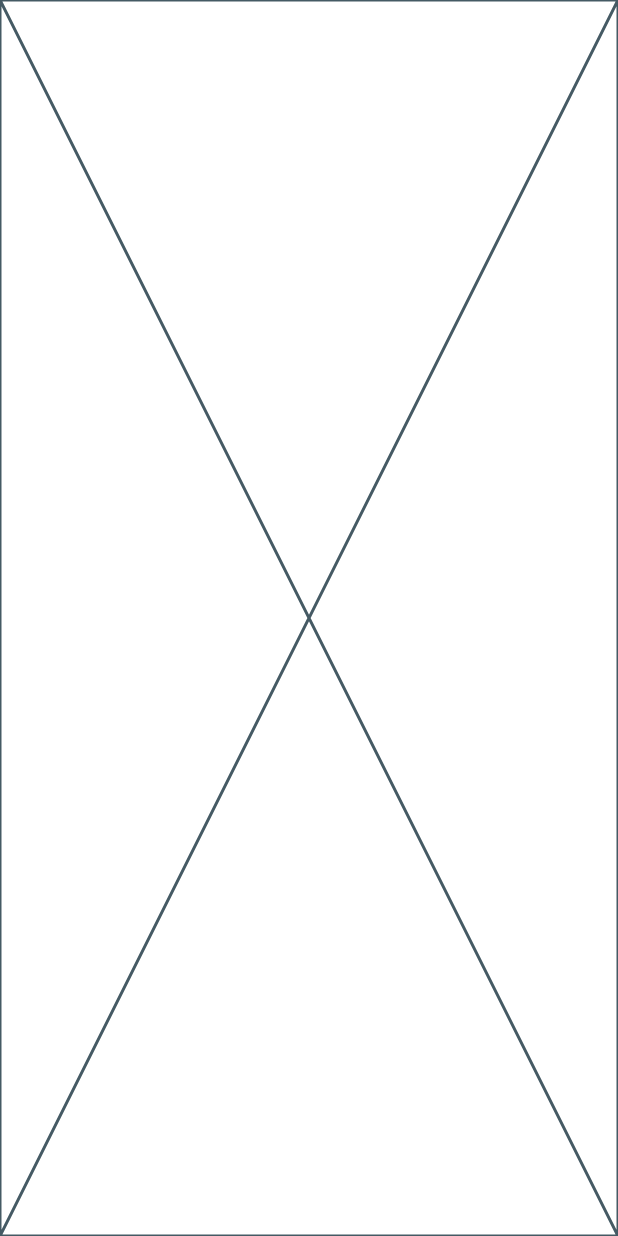
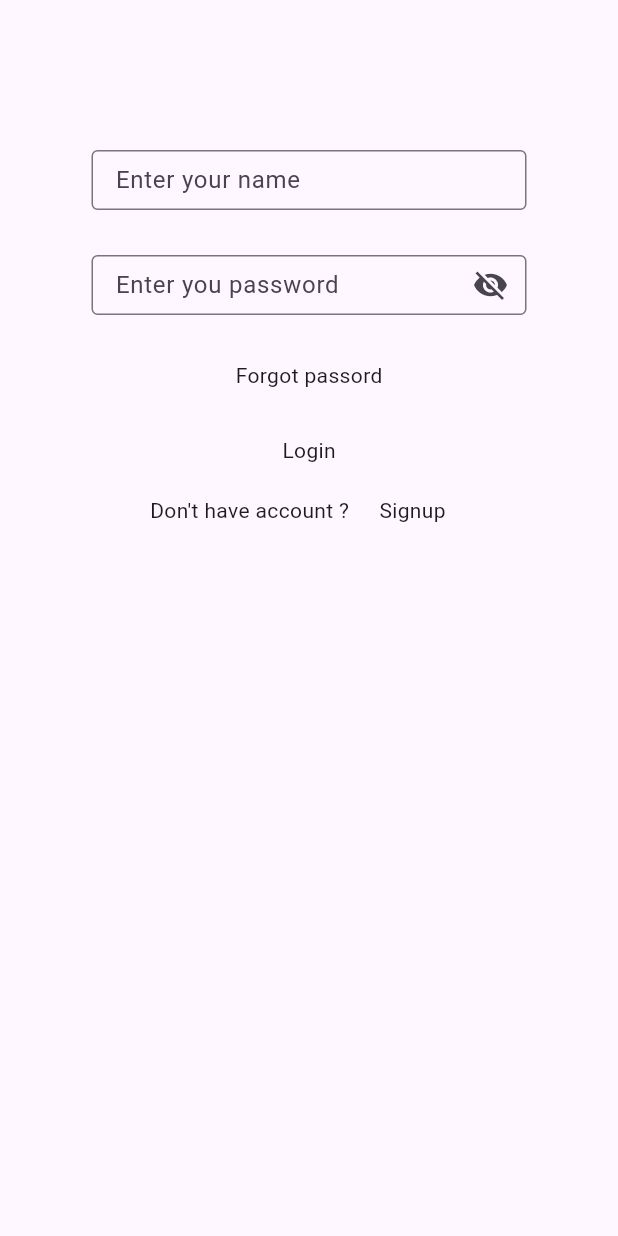
Before and after one commit to Pakhrin007/Contact-App-Ui, a Flutter app: the screen it shows after launch, on a phone screen of 412 x 824 dp. Run offline on Flutter 3.47's test engine with Material 3 defaults, Android fonts, the phone set to English and light mode, and no system bars; our stand-ins replace animated_splash_screen, firebase_core, get, lottie; accounts and stored records are empty.

```diff
--- a/lib/main.dart
+++ b/lib/main.dart
@@ -1,5 +1,8 @@
 import 'package:firebase_core/firebase_core.dart';
 import 'package:flutter/material.dart';
+import 'package:flutter_application_1/signuploginandforgotpages/forgotpassword.dart';
+import 'package:flutter_application_1/signuploginandforgotpages/signin.dart';
+import 'package:flutter_application_1/signuploginandforgotpages/signup.dart';
 import 'package:flutter_application_1/splashscreen/splashscreen.dart';
 import 'package:get/get.dart';
 
@@ -14,7 +17,7 @@ class MyApp extends StatelessWidget {
 
   @override
   Widget build(BuildContext context) {
-    return GetMaterialApp(
+    return MaterialApp(
       debugShowCheckedModeBanner: false,
       title: 'Flutter Demo',
       theme: ThemeData(
--- /dev/null
+++ b/lib/signuploginandforgotpages/signin.dart
@@ -0,0 +1,99 @@
+import 'package:flutter/material.dart';
+import 'package:flutter_application_1/signuploginandforgotpages/forgotpassword.dart';
+import 'package:flutter_application_1/signuploginandforgotpages/signup.dart';
+
+class Signin extends StatefulWidget {
+  const Signin({super.key});
+
+  @override
+  State<Signin> createState() => _SigninState();
+}
+
+class _SigninState extends State<Signin> {
+  bool isPasswordVisible = false;
+  @override
+  Widget build(BuildContext context) {
+    return Material(
+        child: Column(
+      children: [
+        const Padding(
+          padding: EdgeInsets.only(top: 100),
+          child: SizedBox(
+            height: 40,
+            width: 290,
+            child: TextField(
+              decoration: InputDecoration(
+                  label: Text("Enter your name"),
+                  hintText: "Enter your name",
+                  border: OutlineInputBorder()),
+            ),
+          ),
+        ),
+        const SizedBox(
+          height: 30,
+        ),
+        SizedBox(
+          height: 40,
+          width: 290,
+          child: TextField(
+            obscureText: !isPasswordVisible,
+            decoration: InputDecoration(
+              label: const Text("Enter you password"),
+              hintText: "password",
+              border: const OutlineInputBorder(),
+              suffixIcon: IconButton(
+                  onPressed: () {
+                    setState(() {
+                      isPasswordVisible = !isPasswordVisible;
+                    });
+                  },
+                  icon: Icon(isPasswordVisible
+                      ? Icons.visibility
+                      : Icons.visibility_off)),
+            ),
+          ),
+        ),
+        const SizedBox(
+          height: 30,
+        ),
+        GestureDetector(
+          onTap: () {
+            Navigator.push(context,
+                MaterialPageRoute(builder: (context) => Forgotpassword()));
+          },
+          child: const SizedBox(
+            child: Text("Forgot passord"),
+          ),
+        ),
+        const SizedBox(
+          height: 30,
+        ),
+        const SizedBox(
+          child: Text("Login"),
+        ),
+        Padding(
+          padding: const EdgeInsets.only(left: 100, top: 20),
+          child: Row(
+            children: [
+              const SizedBox(
+                child: Text("Don't have account ?"),
+              ),
+              SizedBox(
+                width: 20,
+              ),
+              GestureDetector(
+                onTap: () {
+                  Navigator.push(context,
+                      MaterialPageRoute(builder: (context) => Signup()));
+                },
+                child: const SizedBox(
+                  child: Text("Signup"),
+                ),
+              ),
+            ],
+          ),
+        )
+      ],
+    ));
+  }
+}
--- a/lib/splashscreen/login.dart
+++ /dev/null
@@ -1,15 +0,0 @@
-import 'package:flutter/material.dart';
-
-class Login extends StatefulWidget {
-  const Login({super.key});
-
-  @override
-  State<Login> createState() => _LoginState();
-}
-
-class _LoginState extends State<Login> {
-  @override
-  Widget build(BuildContext context) {
-    return const Placeholder();
-  }
-}
--- a/lib/splashscreen/splashscreen.dart
+++ b/lib/splashscreen/splashscreen.dart
@@ -1,6 +1,6 @@
 import 'package:animated_splash_screen/animated_splash_screen.dart';
 import 'package:flutter/material.dart';
-import 'package:flutter_application_1/splashscreen/login.dart';
+import 'package:flutter_application_1/signuploginandforgotpages/signin.dart';
 import 'package:lottie/lottie.dart';
 
 class Splashscreen extends StatefulWidget {
@@ -21,7 +21,7 @@ class _SplashscreenState extends State<Splashscreen> {
           )
         ],
       ),
-      nextScreen: const Login(),
+      nextScreen: const Signin(),
       splashIconSize: double.infinity,
       backgroundColor: Colors.white,
     );
```
Also changed, not shown: lib/signuploginandforgotpages/forgotpassword.dart (added, +39 -0 lines), lib/signuploginandforgotpages/signup.dart (added, +105 -0 lines), lib/wrapper/wrapper.dart (added).
